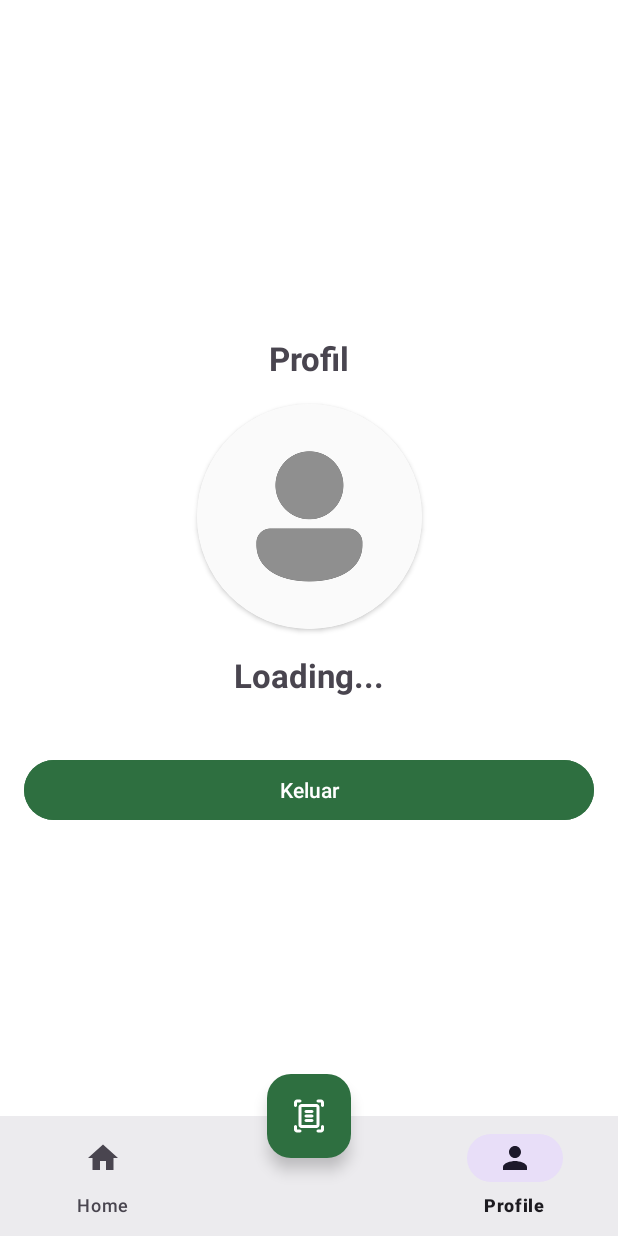
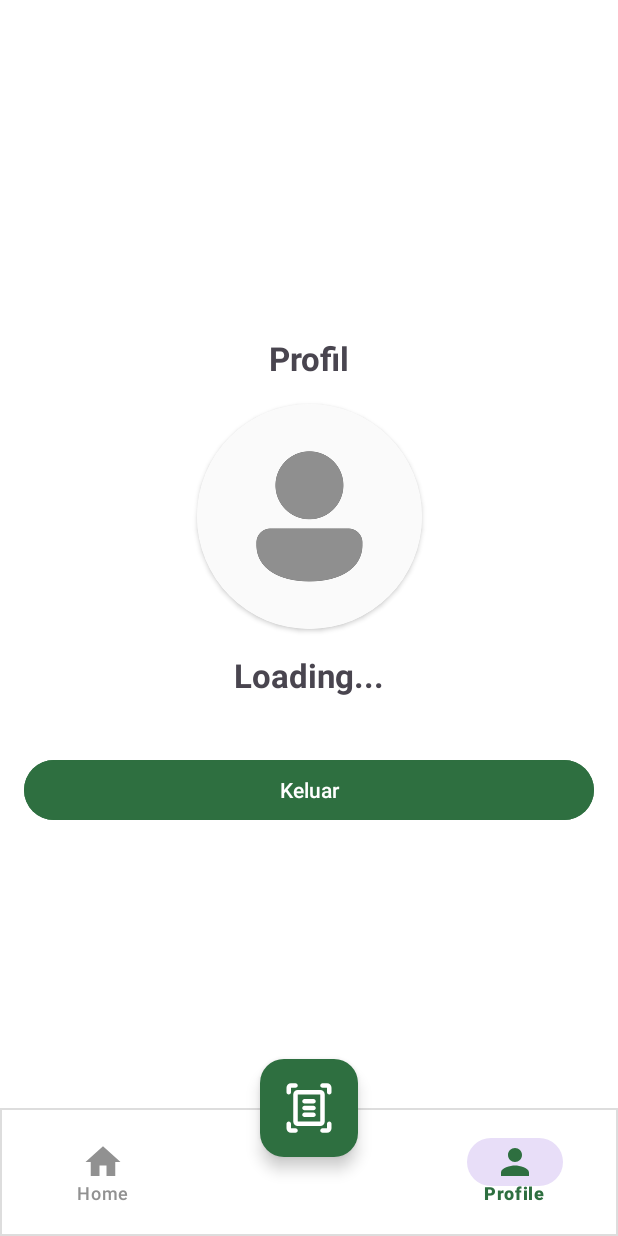
Before and after one commit to hanifalfaqih/GreenBin-FIT2025, an Android app: the HomeFragment screen opened directly, with no data from a screen before it, item 3 of the bottom bar chosen, on a phone screen of 412 x 824 dp. Run offline under Robolectric (Android 15) with nearby library versions, the phone set to English and light mode, and no system bars; our stand-ins replace navigation-ui; pictures from the network do not load.

Commit message:
chore: Customize bottom navigation appearance and behavior
Added color selector and background drawable for the bottom navigation. Updated activity_main_menu.xml to use the new styles, adjust padding, icon size, and tint. Set card elevation to 0dp in fragment_home.xml for a flatter look.

```diff
--- /dev/null
+++ b/app/src/main/res/color/bottom_nav_selector.xml
@@ -0,0 +1,5 @@
+<?xml version="1.0" encoding="utf-8"?>
+<selector xmlns:android="http://schemas.android.com/apk/res/android">
+    <item android:color="@color/primary" android:state_checked="true"/>
+    <item android:color="@color/gray"/>
+</selector>
--- /dev/null
+++ b/app/src/main/res/drawable/bg_bottom_nav.xml
@@ -0,0 +1,14 @@
+<?xml version="1.0" encoding="utf-8"?>
+<shape xmlns:android="http://schemas.android.com/apk/res/android" android:shape="rectangle">
+    <solid android:color="@android:color/white"/>
+
+    <stroke
+        android:width="1dp"
+        android:color="#DDDDDD"/>
+
+    <padding
+        android:top="1dp"
+        android:bottom="0dp"
+        android:left="0dp"
+        android:right="0dp"/>
+</shape>
--- a/app/src/main/res/layout/activity_main_menu.xml
+++ b/app/src/main/res/layout/activity_main_menu.xml
@@ -9,12 +9,18 @@
     <com.google.android.material.bottomnavigation.BottomNavigationView
         android:id="@+id/nav_view"
         android:layout_width="0dp"
-        android:layout_height="wrap_content"
-        android:background="?android:attr/windowBackground"
+        android:layout_height="85dp"
+        android:background="@drawable/bg_bottom_nav"
+        android:paddingTop="8dp"
+        android:paddingBottom="8dp"
+        app:itemIconSize="28dp"
+        app:itemIconTint="@color/bottom_nav_selector"
+        app:itemTextColor="@color/bottom_nav_selector"
+        app:labelVisibilityMode="labeled"
+        app:menu="@menu/bottom_nav_menu"
         app:layout_constraintBottom_toBottomOf="parent"
         app:layout_constraintLeft_toLeftOf="parent"
-        app:layout_constraintRight_toRightOf="parent"
-        app:menu="@menu/bottom_nav_menu" />
+        app:layout_constraintRight_toRightOf="parent" />
 
     <fragment
         android:id="@+id/nav_host_fragment_activity_main_menu"
@@ -32,13 +38,15 @@
         android:id="@+id/send_trash_button"
         android:layout_width="wrap_content"
         android:layout_height="wrap_content"
+        android:src="@drawable/rounded_document_scanner_24"
+        app:backgroundTint="@color/primary"
+        app:tint="@color/white"
+        app:fabCustomSize="65dp"
+        app:maxImageSize="36dp"
+        app:useCompatPadding="true"
         app:layout_constraintBottom_toTopOf="@+id/nav_view"
+        app:layout_constraintStart_toStartOf="parent"
         app:layout_constraintEnd_toEndOf="parent"
-        app:layout_constraintStart_toStartOf="parent"
-        app:layout_constraintTop_toTopOf="@+id/nav_view"
-        app:tint="@color/white"
-        android:src="@drawable/rounded_document_scanner_24"
-        android:backgroundTint="@color/primary"/>
-
+        app:layout_constraintTop_toTopOf="@+id/nav_view"/>
 
 </androidx.constraintlayout.widget.ConstraintLayout>
--- a/app/src/main/res/layout/fragment_home.xml
+++ b/app/src/main/res/layout/fragment_home.xml
@@ -38,6 +38,7 @@
         android:layout_marginHorizontal="16dp"
         android:layout_marginTop="16dp"
         android:orientation="vertical"
+        app:cardElevation="0dp"
         app:layout_constraintTop_toBottomOf="@id/greet_text">
 
         <androidx.constraintlayout.widget.ConstraintLayout
```
